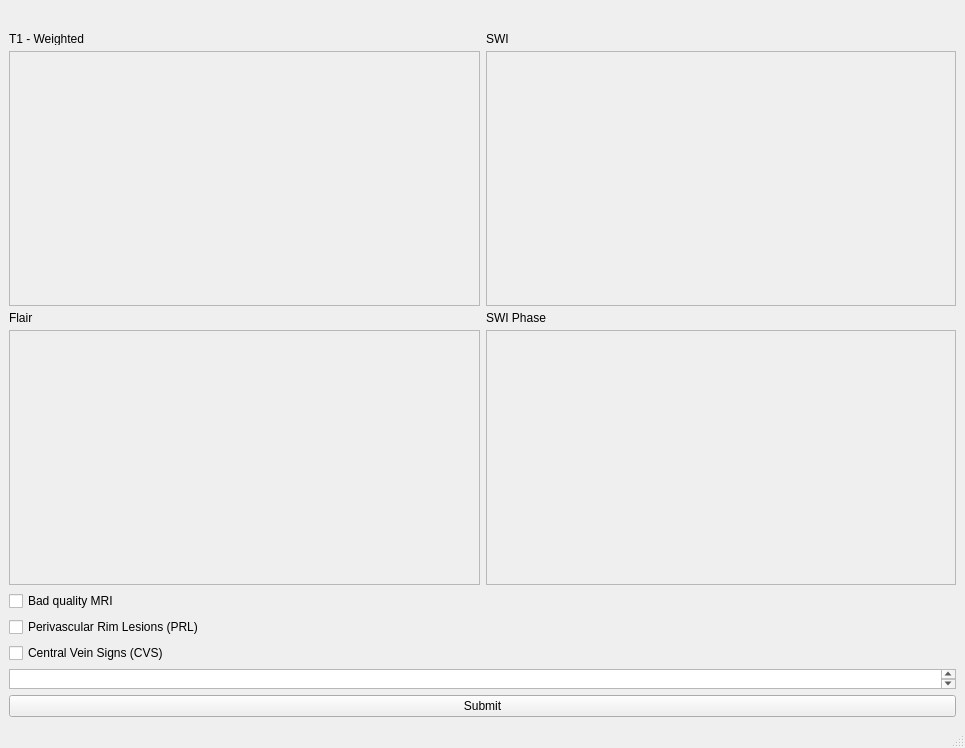
Qt form MVis.ui (Salli-A/MS-Lesion-Visualization-in-MRI-Scans) before a commit.
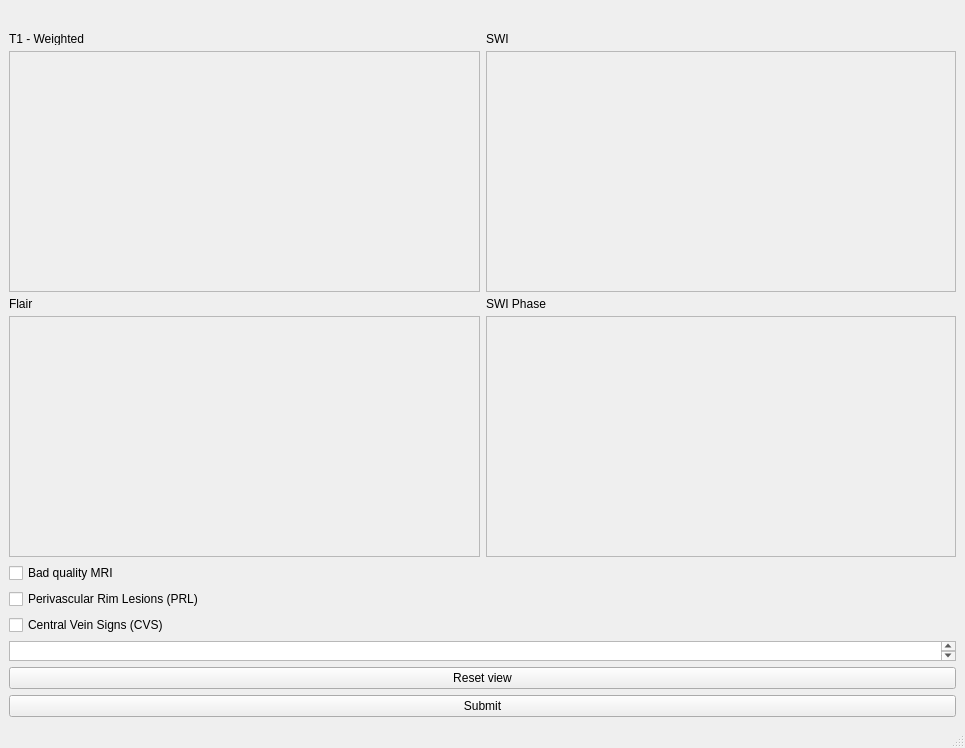
The same form after that commit.

Commit message: added reset_view button

Patch:
```diff
--- a/MVis.ui
+++ b/MVis.ui
@@ -177,6 +177,13 @@
       </property>
      </widget>
     </item>
+    <item>
+     <widget class="QPushButton" name="reset_button">
+      <property name="text">
+       <string>Reset view</string>
+      </property>
+     </widget>
+    </item>
     <item>
      <widget class="QPushButton" name="submit_button">
       <property name="text">
```
The commit also changes 1 other file.
